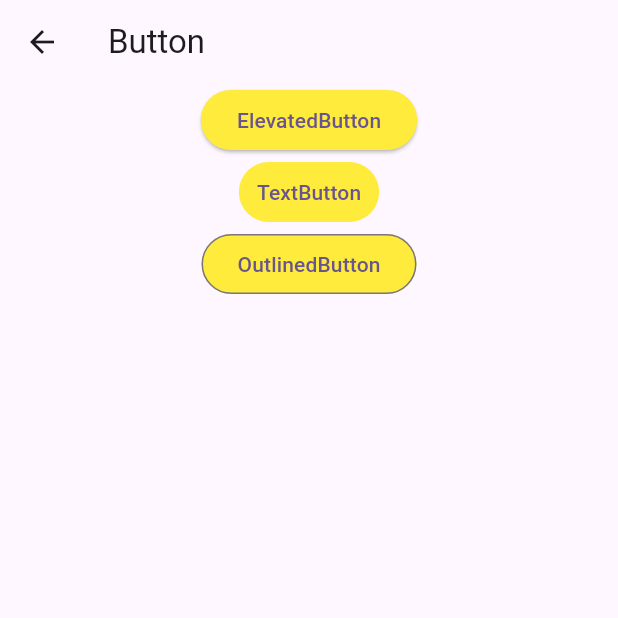
After one commit to caipira113/flutter_start, a Flutter app: the screen it shows after launch, in the side drawer, after a tap on "Button", on a phone screen of 412 x 824 dp, the top half of it. The commit adds this screen. Run offline on Flutter 3.47's test engine with Material 3 defaults, Android fonts, the phone set to English and light mode, and no system bars.

Commit message:
Create button.dart

```diff
--- /dev/null
+++ b/lib/button.dart
@@ -0,0 +1,45 @@
+import 'package:flutter/material.dart';
+
+class Button extends StatelessWidget {
+  const Button({super.key});
+
+  @override
+  Widget build(BuildContext context) {
+    return Scaffold(
+      appBar: AppBar(
+        title: const Text("Button"),
+      ),
+      body: Column(
+        children: [
+          Center(
+            child: ElevatedButton(
+              style: ElevatedButton.styleFrom(backgroundColor: Colors.yellow),
+              onPressed: () {
+                print("ElevatedButton click");
+              },
+              child: const Text("ElevatedButton"),
+            ),
+          ),
+          Center(
+            child: TextButton(
+              style: TextButton.styleFrom(backgroundColor: Colors.yellow),
+              onPressed: () {
+                print("TextButton click");
+              },
+              child: const Text("TextButton"),
+            ),
+          ),
+          Center(
+            child: OutlinedButton(
+              style: OutlinedButton.styleFrom(backgroundColor: Colors.yellow),
+              onPressed: () {
+                print("OutlinedButton click");
+              },
+              child: const Text("OutlinedButton"),
+            ),
+          )
+        ],
+      ),
+    );
+  }
+}
--- a/lib/main.dart
+++ b/lib/main.dart
@@ -6,6 +6,7 @@ import 'creative.dart';
 import 'package:flutter_start/align.dart';
 import 'alert.dart';
 import 'image.dart';
+import 'button.dart';
 
 void main() {
   runApp(const MyApp());
@@ -122,6 +123,16 @@ class MyHomePage extends StatelessWidget {
                   MaterialPageRoute(builder: (context) => const Image1()),
                 );
               },
+            ),
+            ListTile(
+              leading: const Icon(Icons.smart_button),
+              title: const Text('Button'),
+              onTap: () {
+                Navigator.push(
+                  context,
+                  MaterialPageRoute(builder: (context) => const Button()),
+                );
+              },
             )
           ],
         ),
```
